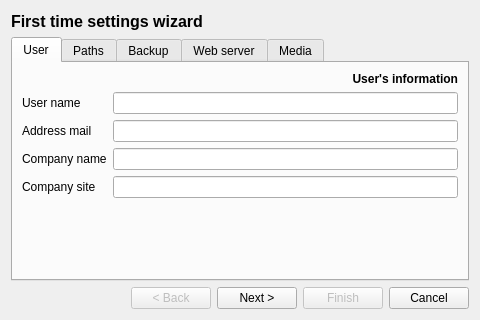
First picture: the form in src/firstTimeWizard.ui, repository jplozf/bside, before the edit.
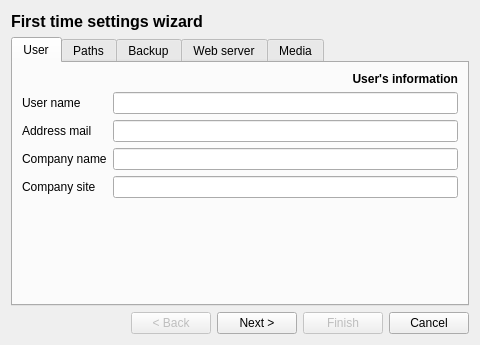
Second picture: the form after the edit. Icons and pictures are not drawn.

Patch:
```diff
--- a/src/firstTimeWizard.ui
+++ b/src/firstTimeWizard.ui
@@ -7,7 +7,7 @@
     <x>0</x>
     <y>0</y>
     <width>480</width>
-    <height>320</height>
+    <height>345</height>
    </rect>
   </property>
   <property name="windowTitle">
```
